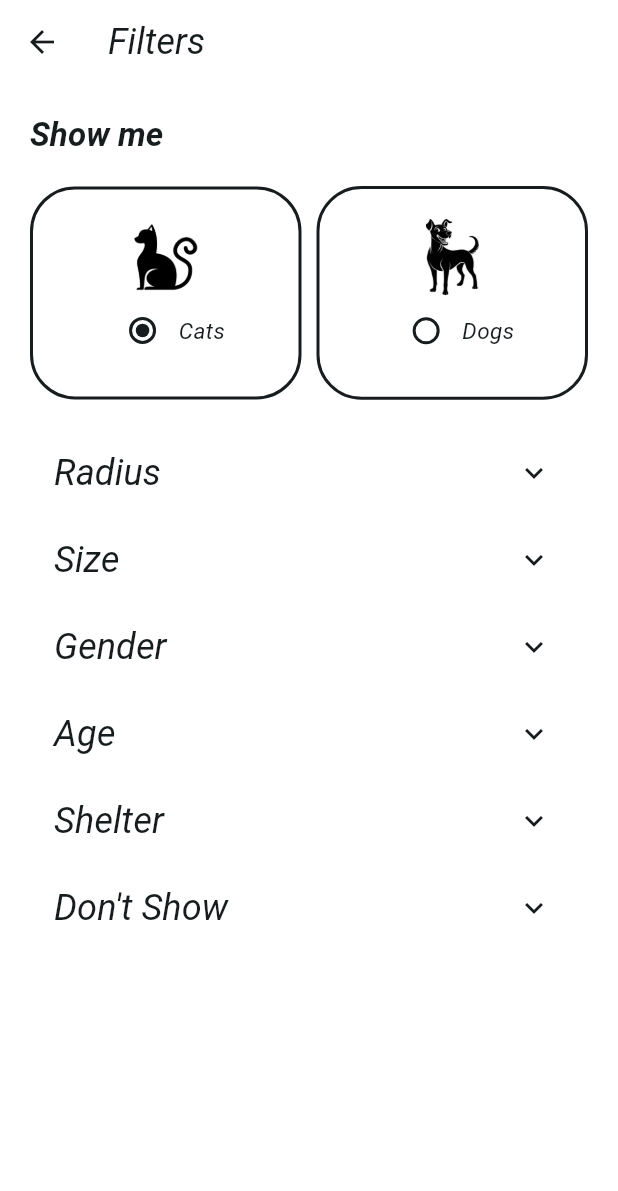
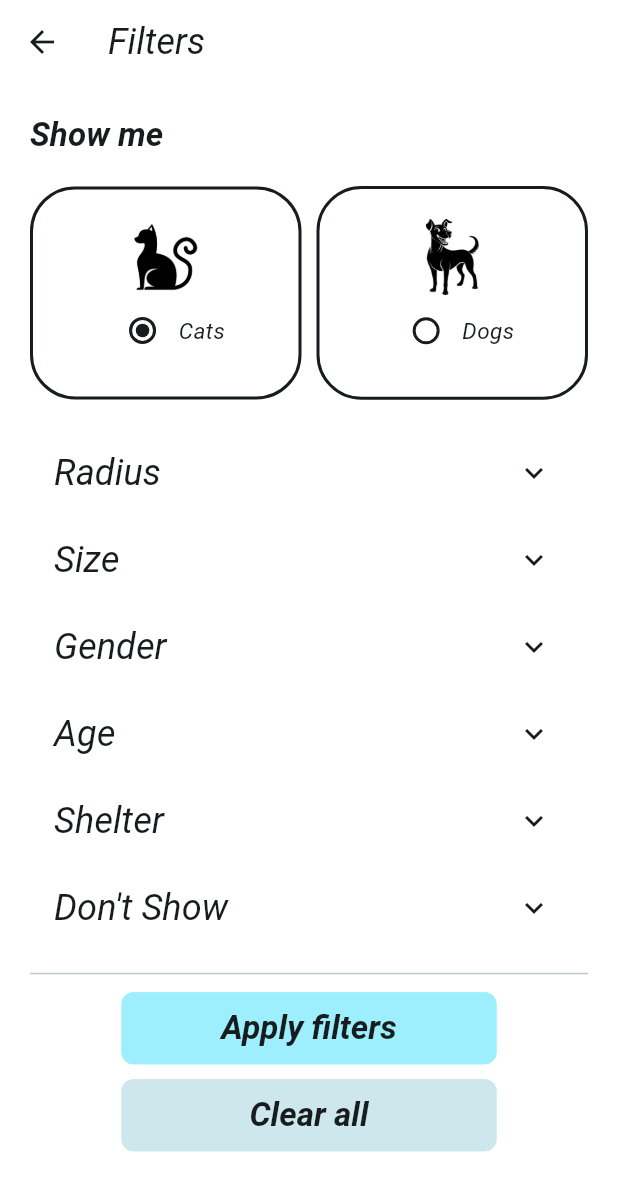
Before and after one commit to anishh2003/petRescues, a Flutter app: the FiltersScreen screen opened by its route, on a phone screen of 412 x 824 dp. Shown: the top 1191 px of the screen. Run offline on Flutter 3.47's test engine with Material 3 defaults, Android fonts, the phone set to English and light mode, and no system bars; our stand-ins replace appinio_swiper, card_swiper, cloud_firestore, file_picker, firebase_auth, firebase_core and 6 more; accounts and stored records are empty; statements that could not run were skipped.

Commit message:
filter screen bottom buttons

```diff
--- a/lib/features/filters/screens/filters_screen.dart
+++ b/lib/features/filters/screens/filters_screen.dart
@@ -1,6 +1,8 @@
 // ignore_for_file: public_member_api_docs, sort_constructors_first
 import 'package:flutter/material.dart';
 import 'package:flutter_riverpod/flutter_riverpod.dart';
+import 'package:pet_rescues/features/filters/widgets/expansion_tile_options.dart';
+import 'package:pet_rescues/features/filters/widgets/filter_button.dart';
 import 'package:pet_rescues/features/filters/widgets/pet_filter_toggle.dart';
 import 'package:pet_rescues/models/filters_model.dart';
 import 'package:pet_rescues/settings/theme_provider.dart';
@@ -40,12 +42,35 @@ class _FiltersScreenState extends ConsumerState<FiltersScreen> {
                 PetFilterToggle(darkTheme: darkTheme),
                 const SizedBox(height: 20.0),
                 SizedBox(
-                  height: 500,
+                  height: 360,
                   child: ListView.builder(
                     itemCount: filterMenuOptions.length,
                     itemBuilder: (context, index) {
                       return ExpansionTileOptions(menuIndex: index);
                     },
+                  ),
+                ),
+                const Divider(height: 5),
+                const SizedBox(height: 10),
+                Align(
+                  alignment: Alignment.center,
+                  child: FilterButton(
+                    lightThemeColor:
+                        Theme.of(context).colorScheme.primaryContainer,
+                    darkThemeColor: Theme.of(context).colorScheme.tertiary,
+                    title: 'Apply filters',
+                    onPressed: () {},
+                  ),
+                ),
+                const SizedBox(height: 10),
+                Align(
+                  alignment: Alignment.center,
+                  child: FilterButton(
+                    lightThemeColor:
+                        Theme.of(context).colorScheme.secondaryContainer,
+                    darkThemeColor: Theme.of(context).colorScheme.outline,
+                    title: 'Clear all',
+                    onPressed: () {},
                   ),
                 ),
               ],
@@ -56,73 +81,3 @@ class _FiltersScreenState extends ConsumerState<FiltersScreen> {
     );
   }
 }
-
-class ExpansionTileOptions extends ConsumerStatefulWidget {
-  const ExpansionTileOptions({required this.menuIndex, super.key});
-  final int menuIndex;
-  @override
-  ConsumerState<ConsumerStatefulWidget> createState() =>
-      _ExpansionTileOptionsState();
-}
-
-class _ExpansionTileOptionsState extends ConsumerState<ExpansionTileOptions> {
-  int index = 0;
-  @override
-  Widget build(BuildContext context) {
-    var darkTheme = ref.watch(darkThemeProvider);
-    return ExpansionTile(
-      expandedAlignment: Alignment.centerLeft,
-      expandedCrossAxisAlignment: CrossAxisAlignment.start,
-      iconColor: darkTheme
-          ? Theme.of(context).colorScheme.primaryContainer
-          : Theme.of(context).colorScheme.onSurface,
-      collapsedIconColor: darkTheme
-          ? Theme.of(context).colorScheme.primaryContainer
-          : Theme.of(context).colorScheme.onSurface,
-      title: Text(
-        filterMenuOptions[widget.menuIndex].title,
-        style: Theme.of(context).textTheme.headlineSmall,
-      ),
-      children: [
-        SizedBox(
-          height: 200,
-          child: Scrollbar(
-            trackVisibility: true,
-            child: ListView.builder(
-              shrinkWrap: true,
-              itemCount: filterMenuOptions[widget.menuIndex].options.length,
-              itemBuilder: (context, i) {
-                return GestureDetector(
-                  onTap: () {
-                    setState(() {
-                      index = i;
-                    });
-                  },
-                  child: ListTile(
-                    leading: index == i
-                        ? Icon(
-                            Icons.check_box,
-                            color: darkTheme
-                                ? Theme.of(context).colorScheme.primaryContainer
-                                : Theme.of(context).colorScheme.onSurface,
-                          )
-                        : Icon(
-                            Icons.check_box_outline_blank,
-                            color: darkTheme
-                                ? Theme.of(context).colorScheme.primaryContainer
-                                : Theme.of(context).colorScheme.onSurface,
-                          ),
-                    title: Text(
-                      filterMenuOptions[widget.menuIndex].options[i].title,
-                      style: Theme.of(context).textTheme.bodyMedium,
-                    ),
-                  ),
-                );
-              },
-            ),
-          ),
-        ),
-      ],
-    );
-  }
-}
--- /dev/null
+++ b/lib/features/filters/widgets/expansion_tile_options.dart
@@ -0,0 +1,74 @@
+import 'package:flutter/material.dart';
+import 'package:flutter_riverpod/flutter_riverpod.dart';
+import 'package:pet_rescues/models/filters_model.dart';
+import 'package:pet_rescues/settings/theme_provider.dart';
+
+class ExpansionTileOptions extends ConsumerStatefulWidget {
+  const ExpansionTileOptions({required this.menuIndex, super.key});
+  final int menuIndex;
+  @override
+  ConsumerState<ConsumerStatefulWidget> createState() =>
+      _ExpansionTileOptionsState();
+}
+
+class _ExpansionTileOptionsState extends ConsumerState<ExpansionTileOptions> {
+  int index = 0;
+  @override
+  Widget build(BuildContext context) {
+    var darkTheme = ref.watch(darkThemeProvider);
+    return ExpansionTile(
+      expandedAlignment: Alignment.centerLeft,
+      expandedCrossAxisAlignment: CrossAxisAlignment.start,
+      iconColor: darkTheme
+          ? Theme.of(context).colorScheme.primaryContainer
+          : Theme.of(context).colorScheme.onSurface,
+      collapsedIconColor: darkTheme
+          ? Theme.of(context).colorScheme.primaryContainer
+          : Theme.of(context).colorScheme.onSurface,
+      title: Text(
+        filterMenuOptions[widget.menuIndex].title,
+        style: Theme.of(context).textTheme.headlineSmall,
+      ),
+      children: [
+        SizedBox(
+          height: 200,
+          child: Scrollbar(
+            trackVisibility: true,
+            child: ListView.builder(
+              shrinkWrap: true,
+              itemCount: filterMenuOptions[widget.menuIndex].options.length,
+              itemBuilder: (context, i) {
+                return GestureDetector(
+                  onTap: () {
+                    setState(() {
+                      index = i;
+                    });
+                  },
+                  child: ListTile(
+                    leading: index == i
+                        ? Icon(
+                            Icons.check_box,
+                            color: darkTheme
+                                ? Theme.of(context).colorScheme.primaryContainer
+                                : Theme.of(context).colorScheme.onSurface,
+                          )
+                        : Icon(
+                            Icons.check_box_outline_blank,
+                            color: darkTheme
+                                ? Theme.of(context).colorScheme.primaryContainer
+                                : Theme.of(context).colorScheme.onSurface,
+                          ),
+                    title: Text(
+                      filterMenuOptions[widget.menuIndex].options[i].title,
+                      style: Theme.of(context).textTheme.bodyMedium,
+                    ),
+                  ),
+                );
+              },
+            ),
+          ),
+        ),
+      ],
+    );
+  }
+}
--- /dev/null
+++ b/lib/features/filters/widgets/filter_button.dart
@@ -0,0 +1,44 @@
+import 'package:flutter/material.dart';
+import 'package:flutter_riverpod/flutter_riverpod.dart';
+import 'package:pet_rescues/settings/theme_provider.dart';
+
+class FilterButton extends ConsumerWidget {
+  const FilterButton({
+    required this.title,
+    required this.lightThemeColor,
+    required this.darkThemeColor,
+    required this.onPressed,
+    super.key,
+  });
+
+  final String title;
+  final Color lightThemeColor;
+  final Color darkThemeColor;
+  final VoidCallback? onPressed;
+
+  @override
+  Widget build(BuildContext context, WidgetRef ref) {
+    var darkTheme = ref.watch(darkThemeProvider);
+    return SizedBox(
+      width: 250,
+      child: TextButton(
+        style: TextButton.styleFrom(
+          shape: RoundedRectangleBorder(
+            borderRadius: const BorderRadius.all(Radius.circular(8)),
+            side: BorderSide(
+              color: darkTheme ? darkThemeColor : lightThemeColor,
+              width: 5,
+            ),
+          ),
+          padding: const EdgeInsets.all(10.0),
+          backgroundColor: darkTheme ? darkThemeColor : lightThemeColor,
+        ),
+        child: Text(
+          title,
+          style: Theme.of(context).textTheme.titleLarge,
+        ),
+        onPressed: onPressed,
+      ),
+    );
+  }
+}
```
